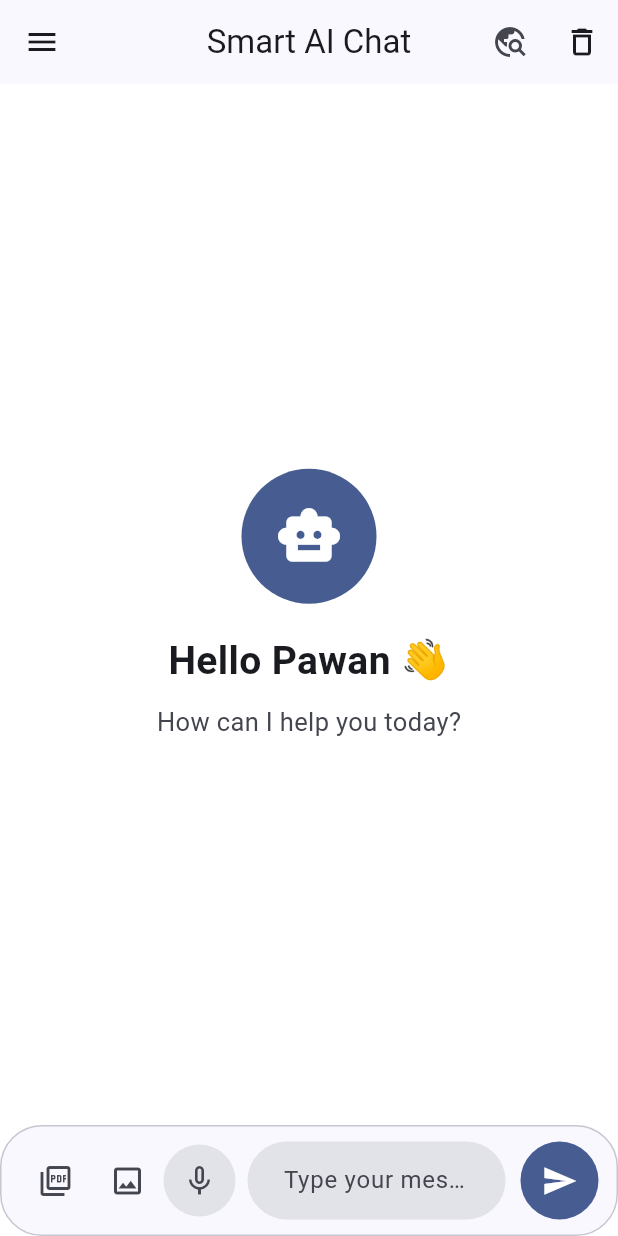
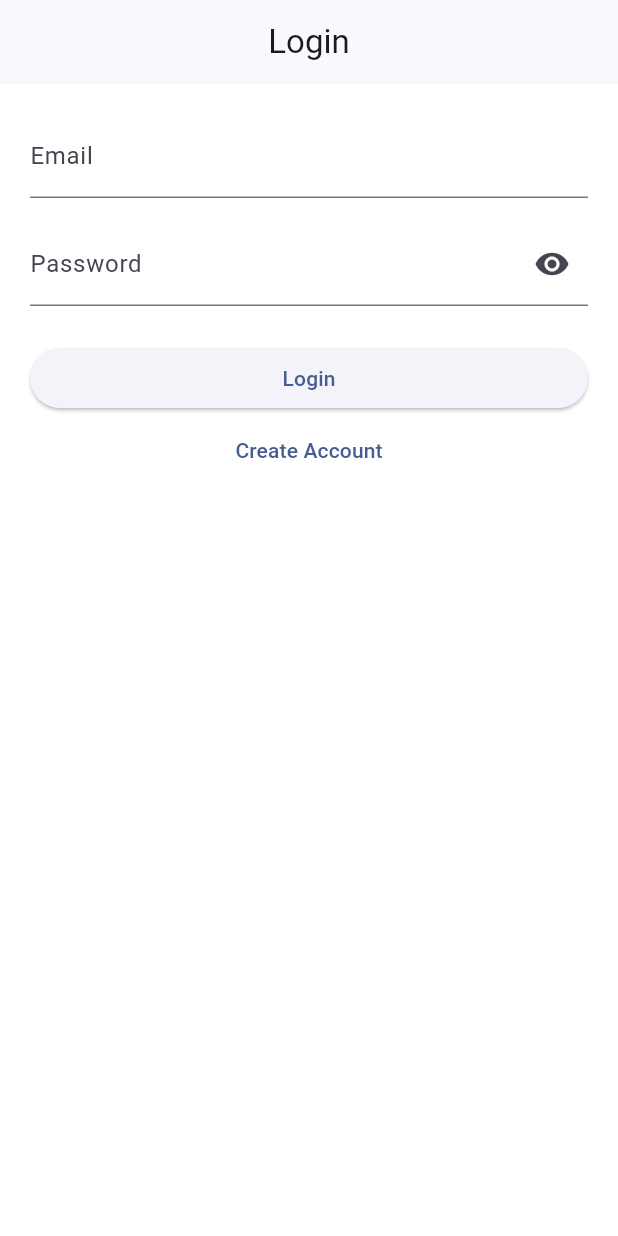
Before and after one commit to PawanYadav084/smart_ai_assistant, a Flutter app: the screen it shows after launch, on a phone screen of 412 x 824 dp. Run offline on Flutter 3.47's test engine with Material 3 defaults, Android fonts, the phone set to English and light mode, and no system bars; our stand-ins replace cloud_firestore, file_picker, firebase_auth, firebase_core, flutter_dotenv, flutter_highlight and 7 more; missing offline and left inert: markdown, syncfusion_flutter_pdf; accounts and stored records are empty.

Commit message:
Login and Signup screens added with Firebase Authentication integration. Updated project configuration files for Firebase support on Android, iOS, and macOS platforms.

```diff
--- /dev/null
+++ b/lib/features/auth/presentation/auth_gate.dart
@@ -0,0 +1,39 @@
+
+
+import 'package:flutter/material.dart';
+import 'package:firebase_auth/firebase_auth.dart';
+
+import '../../chat/presentation/chat_screen.dart';
+import '../../chat/services/chat_service.dart';
+import '../services/auth_service.dart';
+import 'login_screen.dart';
+
+class AuthGate extends StatelessWidget {
+  const AuthGate({super.key});
+
+  @override
+  Widget build(BuildContext context) {
+    return StreamBuilder<User?>(
+      stream: AuthService.instance.authStateChanges,
+      builder: (context, snapshot) {
+        if (snapshot.connectionState == ConnectionState.waiting) {
+          return const Scaffold(
+            body: Center(
+              child: CircularProgressIndicator(),
+            ),
+          );
+        }
+
+        if (snapshot.hasData) {
+          // TODO: Restore conversations/messages from Firestore into SQLite.
+          // This will be implemented in the next step once the sync service is complete.
+          ChatService();
+
+          return const ChatScreen();
+        }
+
+        return const LoginScreen();
+      },
+    );
+  }
+}
--- /dev/null
+++ b/lib/features/auth/presentation/login_screen.dart
@@ -0,0 +1,92 @@
+
+
+import 'package:flutter/material.dart';
+
+import '../services/auth_service.dart';
+import 'signup_screen.dart';
+import '../../chat/presentation/chat_screen.dart';
+
+class LoginScreen extends StatefulWidget {
+  const LoginScreen({super.key});
+
+  @override
+  State<LoginScreen> createState() => _LoginScreenState();
+}
+
+class _LoginScreenState extends State<LoginScreen> {
+  final _emailController = TextEditingController();
+  final _passwordController = TextEditingController();
+  bool _loading = false;
+  bool _obscure = true;
+
+  Future<void> _login() async {
+    setState(() => _loading = true);
+    try {
+      await AuthService.instance.signInWithEmail(
+        email: _emailController.text.trim(),
+        password: _passwordController.text,
+      );
+      if (!mounted) return;
+      Navigator.pushReplacement(
+        context,
+        MaterialPageRoute(builder: (_) => const ChatScreen()),
+      );
+    } catch (e) {
+      if (!mounted) return;
+      ScaffoldMessenger.of(context).showSnackBar(
+        SnackBar(content: Text(e.toString())),
+      );
+    } finally {
+      if (mounted) setState(() => _loading = false);
+    }
+  }
+
+  @override
+  Widget build(BuildContext context) {
+    return Scaffold(
+      appBar: AppBar(title: const Text('Login')),
+      body: Padding(
+        padding: const EdgeInsets.all(20),
+        child: Column(
+          children: [
+            TextField(
+              controller: _emailController,
+              decoration: const InputDecoration(labelText: 'Email'),
+            ),
+            const SizedBox(height: 16),
+            TextField(
+              controller: _passwordController,
+              obscureText: _obscure,
+              decoration: InputDecoration(
+                labelText: 'Password',
+                suffixIcon: IconButton(
+                  icon: Icon(_obscure ? Icons.visibility : Icons.visibility_off),
+                  onPressed: () => setState(() => _obscure = !_obscure),
+                ),
+              ),
+            ),
+            const SizedBox(height: 24),
+            SizedBox(
+              width: double.infinity,
+              child: ElevatedButton(
+                onPressed: _loading ? null : _login,
+                child: _loading
+                    ? const CircularProgressIndicator()
+                    : const Text('Login'),
+              ),
+            ),
+            TextButton(
+              onPressed: () {
+                Navigator.push(
+                  context,
+                  MaterialPageRoute(builder: (_) => const SignupScreen()),
+                );
+              },
+              child: const Text('Create Account'),
+            ),
+          ],
+        ),
+      ),
+    );
+  }
+}
--- /dev/null
+++ b/lib/features/auth/services/auth_service.dart
@@ -0,0 +1,49 @@
+
+
+import 'package:firebase_auth/firebase_auth.dart';
+
+class AuthService {
+  AuthService._();
+
+  static final AuthService instance = AuthService._();
+
+  final FirebaseAuth _auth = FirebaseAuth.instance;
+
+  Stream<User?> get authStateChanges => _auth.authStateChanges();
+
+  User? get currentUser => _auth.currentUser;
+
+  Future<UserCredential> signInWithEmail({
+    required String email,
+    required String password,
+  }) {
+    return _auth.signInWithEmailAndPassword(
+      email: email,
+      password: password,
+    );
+  }
+
+  Future<UserCredential> signUpWithEmail({
+    required String email,
+    required String password,
+  }) {
+    return _auth.createUserWithEmailAndPassword(
+      email: email,
+      password: password,
+    );
+  }
+
+  Future<void> sendPasswordResetEmail(String email) {
+    return _auth.sendPasswordResetEmail(email: email);
+  }
+
+  Future<UserCredential?> signInWithGoogle() async {
+    throw UnimplementedError(
+      'Google Sign-In will be implemented after the email/password flow is verified.',
+    );
+  }
+
+  Future<void> signOut() async {
+    await _auth.signOut();
+  }
+}
--- a/lib/features/splash/presentation/splash_screen.dart
+++ b/lib/features/splash/presentation/splash_screen.dart
@@ -27,7 +27,7 @@
 
 
 
-import '../../chat/presentation/chat_screen.dart';
+import '../../auth/presentation/auth_gate.dart';
 import 'package:flutter/material.dart';
 
 class SplashScreen extends StatefulWidget {
@@ -46,7 +46,7 @@ void initState() {
       // ignore: use_build_context_synchronously
       context,
       MaterialPageRoute(
-        builder: (context) => const ChatScreen(),
+        builder: (context) => const AuthGate(),
       ),
     );
   });
--- a/lib/main.dart
+++ b/lib/main.dart
@@ -1,6 +1,8 @@
 
 import 'package:flutter_dotenv/flutter_dotenv.dart';
 import 'package:flutter/material.dart';
+import 'package:firebase_core/firebase_core.dart';
+import 'firebase_options.dart';
 import 'features/splash/presentation/splash_screen.dart';
 import 'core/theme/app_theme.dart';
 import 'core/theme/theme_service.dart';
@@ -9,6 +11,9 @@ Future<void> main() async {
   WidgetsFlutterBinding.ensureInitialized();
 
   await dotenv.load(fileName: ".env");
+  await Firebase.initializeApp(
+    options: DefaultFirebaseOptions.currentPlatform,
+  );
 
   runApp(const SmartAIAssistantApp());
 }
--- a/pubspec.yaml
+++ b/pubspec.yaml
@@ -39,6 +39,11 @@ dependencies:
   image_picker: ^1.1.2
   file_picker: ^10.3.2
   syncfusion_flutter_pdf: ^30.2.7
+  firebase_core: ^4.0.0
+  firebase_auth: ^6.0.0
+  google_sign_in: ^7.1.1
+  cloud_firestore: ^6.0.0
+  firebase_storage: ^13.0.0
 
 
 
```
Also changed, not shown: lib/database/chat_repository.dart (+13 -0 lines), lib/database/conversation_repository.dart (+29 -3 lines), lib/features/auth/presentation/forgot_password_screen.dart (added, +67 -0 lines), lib/features/auth/presentation/signup_screen.dart (added, +86 -0 lines), lib/features/chat/presentation/chat_screen.dart (+46 -10 lines), lib/features/chat/services/chat_service.dart (+77 -1 lines), firebase.json (added), lib/firebase_options.dart (added), pubspec.lock, 17 other files.
